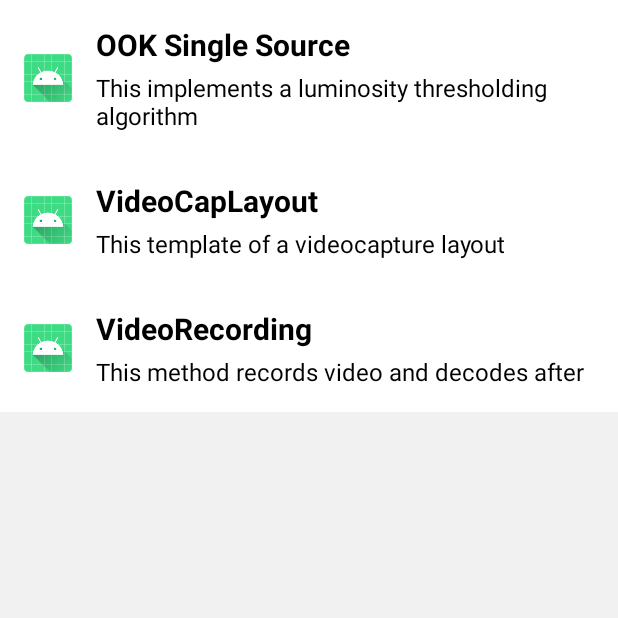
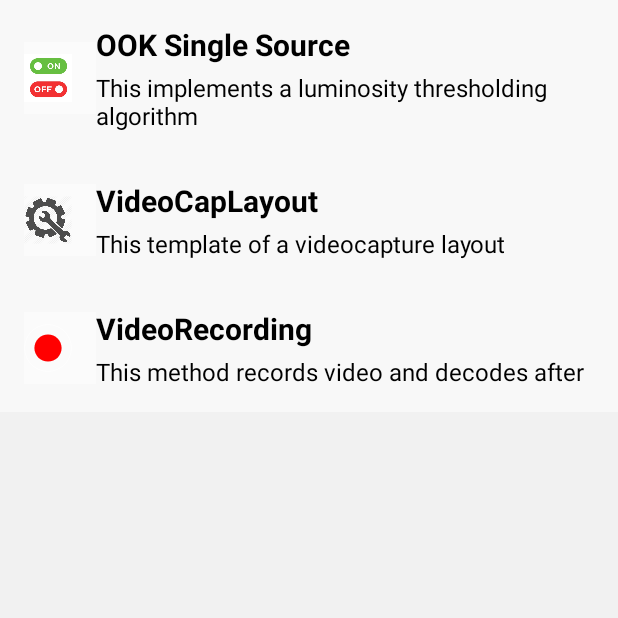
Before and after one commit to SrManguito/CameraXApp, an Android app: the screen it shows after launch (MainActivity2), on a phone screen of 412 x 824 dp, the top half of it. Run offline under Robolectric (Android 15) with nearby library versions, the phone set to English and light mode, and no system bars.

Commit message:
Some IU changes, method and app icon changed, demodulated vector saved on a output file

```diff
--- a/app/src/main/AndroidManifest.xml
+++ b/app/src/main/AndroidManifest.xml
@@ -15,7 +15,7 @@
         android:allowBackup="true"
         android:dataExtractionRules="@xml/data_extraction_rules"
         android:fullBackupContent="@xml/backup_rules"
-        android:icon="@mipmap/ic_launcher"
+        android:icon="@drawable/icon"
         android:label="@string/app_name"
         android:roundIcon="@mipmap/ic_launcher_round"
         android:supportsRtl="true"
--- a/app/src/main/java/com/example/cameraxapp/MainActivity2.kt
+++ b/app/src/main/java/com/example/cameraxapp/MainActivity2.kt
@@ -1,6 +1,7 @@
 package com.example.cameraxapp
 
 import android.content.Intent
+import android.graphics.drawable.Drawable
 import android.os.Bundle
 import androidx.appcompat.app.AppCompatActivity
 import androidx.recyclerview.widget.LinearLayoutManager
@@ -8,7 +9,7 @@ import androidx.recyclerview.widget.RecyclerView
 
 // MethodItem.kt
 // MethodItem.kt
-data class MethodItem(val name: String, val description: String, val activityClass: Class<*>)
+data class MethodItem(val name: String, val description: String, val activityClass: Class<*>, val imageResId: Int)
 
 
 // MainActivity2.kt
@@ -23,9 +24,9 @@ class MainActivity2 : AppCompatActivity() {
 //        findViewById<RecyclerView>(R.id.recyclerview).setBackgroundColor(Color.parseColor("#F5F5F5"))
         // Initialize the list of methods with three example activities
         methodList = listOf(
-            MethodItem("OOK Single Source", "This implements a luminosity thresholding algorithm", MainActivity::class.java),
-            MethodItem("VideoCapLayout", "This template of a videocapture layout", VidCapTemplate::class.java),
-            MethodItem("VideoRecording", "This method records video and decodes after", VidProcPost::class.java)
+            MethodItem("OOK Single Source", "This implements a luminosity thresholding algorithm", MainActivity::class.java,R.drawable.onoff),
+            MethodItem("VideoCapLayout", "This template of a videocapture layout", VidCapTemplate::class.java,R.drawable.config),
+            MethodItem("VideoRecording", "This method records video and decodes after", VidProcPost::class.java,R.drawable.ic_start)
         )
 
         recyclerView = findViewById(R.id.recyclerview)
--- a/app/src/main/java/com/example/cameraxapp/MethodAdapter.kt
+++ b/app/src/main/java/com/example/cameraxapp/MethodAdapter.kt
@@ -3,6 +3,7 @@ package com.example.cameraxapp
 import android.view.LayoutInflater
 import android.view.View
 import android.view.ViewGroup
+import android.widget.ImageView
 import android.widget.TextView
 import androidx.recyclerview.widget.RecyclerView
 
@@ -24,6 +25,7 @@ class MethodAdapter(
 
     class MethodViewHolder(itemView: View) : RecyclerView.ViewHolder(itemView) {
         fun bind(item: MethodItem, clickListener: (MethodItem) -> Unit) {
+            itemView.findViewById<ImageView>(R.id.methodIcon).setImageResource(item.imageResId)
             itemView.findViewById<TextView>(R.id.methodName).text = item.name
             itemView.findViewById<TextView>(R.id.methodDescription).text = item.description
             itemView.setOnClickListener { clickListener(item) }
--- a/app/src/main/res/layout/item_method.xml
+++ b/app/src/main/res/layout/item_method.xml
@@ -6,7 +6,7 @@
     android:layout_height="wrap_content"
     android:orientation="horizontal"
     android:padding="16dp"
-    android:background="#FFFFFF"
+    android:background="@color/txGray"
     android:gravity="center_vertical">
 
     <!-- Default Android Image -->
@@ -15,6 +15,7 @@
         android:layout_width="48dp"
         android:layout_height="48dp"
         android:src="@mipmap/ic_launcher"
+        android:background="@color/txGray"
         android:contentDescription="Method icon"
         android:paddingEnd="16dp"/>
 <!--        app:tint="?attr/colorPrimary" -->
```
Also changed, not shown: app/src/main/java/com/example/cameraxapp/VidProcPost.kt (+5 -2 lines), app/src/main/res/layout/activity_vid_proc_post.xml (+15 -2 lines), app/src/main/res/drawable-nodpi/config.jpg (added), app/src/main/res/drawable-nodpi/icon.png (added), app/src/main/res/drawable-nodpi/onoff.png (added), 3 other files.
